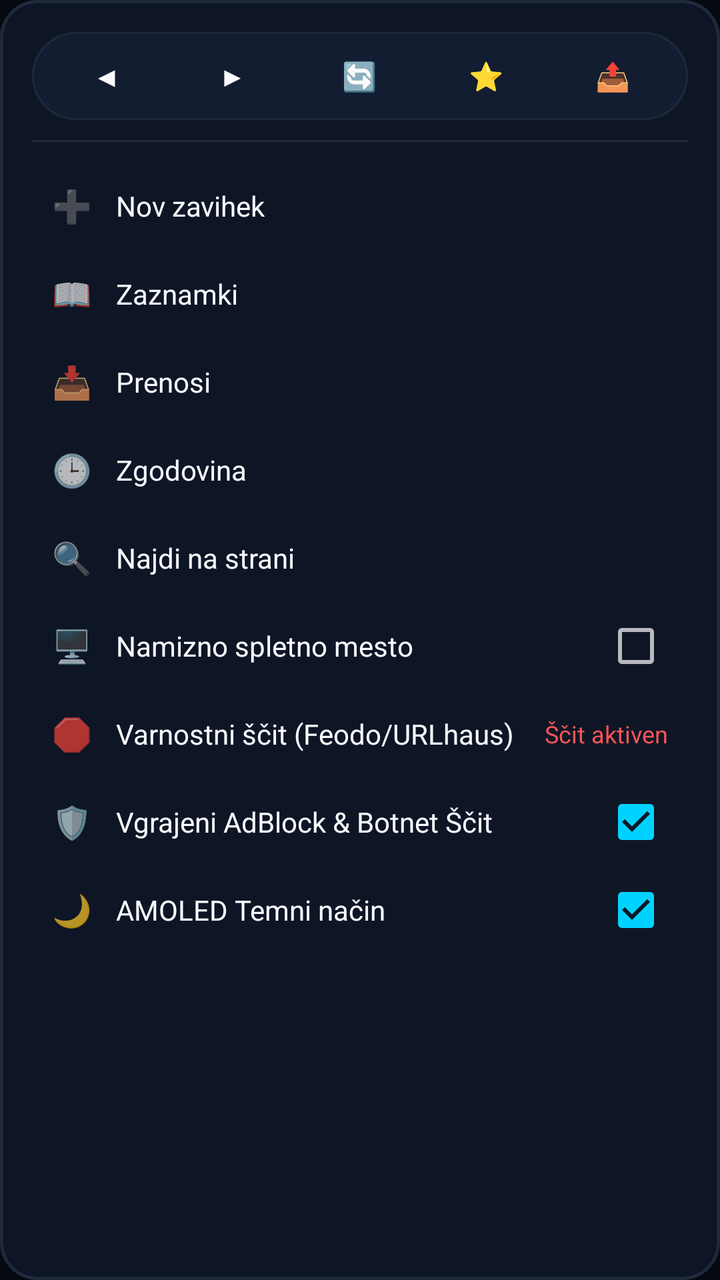
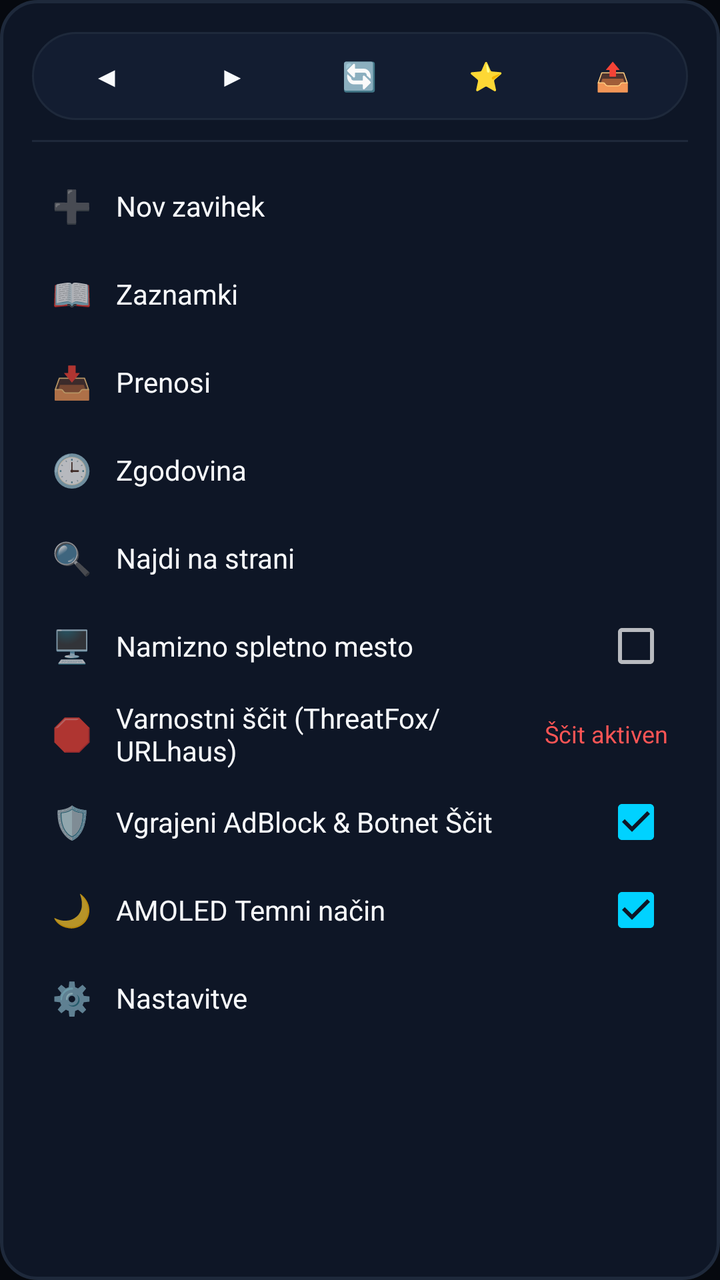

The first picture is an Android layout as it rendered before a commit; the second is the same layout after the commit. The layout source and the unified diff follow.
<!-- AndroidManifest.xml: application theme AppTheme -->
<!-- res/layout/dialog_mobile_menu.xml -->
<?xml version="1.0" encoding="utf-8"?>
<LinearLayout xmlns:android="http://schemas.android.com/apk/res/android"
    android:layout_width="match_parent"
    android:layout_height="wrap_content"
    android:background="@drawable/bg_mobile_menu_dialog"
    android:orientation="vertical"
    android:padding="16dp">

    
    <LinearLayout
        android:layout_width="match_parent"
        android:layout_height="44dp"
        android:background="@drawable/bg_mobile_omnibox"
        android:gravity="center_vertical"
        android:orientation="horizontal"
        android:paddingHorizontal="6dp">

        <Button
            android:id="@+id/menuBtnBack"
            android:layout_width="0dp"
            android:layout_height="36dp"
            android:layout_weight="1"
            android:background="@drawable/bg_mobile_icon_button"
            android:text="◀"
            android:textColor="@color/text_primary"
            android:textSize="14sp" />

        <Button
            android:id="@+id/menuBtnForward"
            android:layout_width="0dp"
            android:layout_height="36dp"
            android:layout_weight="1"
            android:background="@drawable/bg_mobile_icon_button"
            android:text="▶"
            android:textColor="@color/text_primary"
            android:textSize="14sp" />

        <Button
            android:id="@+id/menuBtnReload"
            android:layout_width="0dp"
            android:layout_height="36dp"
            android:layout_weight="1"
            android:background="@drawable/bg_mobile_icon_button"
            android:text="🔄"
            android:textColor="@color/text_primary"
            android:textSize="14sp" />

        <Button
            android:id="@+id/menuBtnStar"
            android:layout_width="0dp"
            android:layout_height="36dp"
            android:layout_weight="1"
            android:background="@drawable/bg_mobile_icon_button"
            android:text="⭐"
            android:textColor="@color/accent_cyan"
            android:textSize="14sp" />

        <Button
            android:id="@+id/menuBtnShare"
            android:layout_width="0dp"
            android:layout_height="36dp"
            android:layout_weight="1"
            android:background="@drawable/bg_mobile_icon_button"
            android:text="📤"
            android:textColor="@color/text_primary"
            android:textSize="14sp" />
    </LinearLayout>

    <View
        android:layout_width="match_parent"
        android:layout_height="1dp"
        android:layout_marginVertical="10dp"
        android:background="@color/border_omnibox" />

    
    <ScrollView
        android:layout_width="match_parent"
        android:layout_height="wrap_content"
        android:maxHeight="380dp">

        <LinearLayout
            android:layout_width="match_parent"
            android:layout_height="wrap_content"
            android:orientation="vertical">

            
            <LinearLayout
                android:id="@+id/rowMenuNewTab"
                android:layout_width="match_parent"
                android:layout_height="44dp"
                android:background="@drawable/bg_mobile_icon_button"
                android:gravity="center_vertical"
                android:orientation="horizontal"
                android:paddingHorizontal="10dp">
                <TextView android:layout_width="wrap_content" android:layout_height="wrap_content" android:text="➕" android:textSize="16sp" />
                <TextView android:layout_width="0dp" android:layout_height="wrap_content" android:layout_weight="1" android:layout_marginStart="12dp" android:text="@string/menu_new_tab" android:textColor="@color/text_primary" android:textSize="14sp" />
            </LinearLayout>

            
            <LinearLayout
                android:id="@+id/rowMenuBookmarks"
                android:layout_width="match_parent"
                android:layout_height="44dp"
                android:background="@drawable/bg_mobile_icon_button"
                android:gravity="center_vertical"
                android:orientation="horizontal"
                android:paddingHorizontal="10dp">
                <TextView android:layout_width="wrap_content" android:layout_height="wrap_content" android:text="📖" android:textSize="16sp" />
                <TextView android:layout_width="0dp" android:layout_height="wrap_content" android:layout_weight="1" android:layout_marginStart="12dp" android:text="@string/menu_bookmarks" android:textColor="@color/text_primary" android:textSize="14sp" />
            </LinearLayout>

            
            <LinearLayout
                android:id="@+id/rowMenuDownloads"
                android:layout_width="match_parent"
                android:layout_height="44dp"
                android:background="@drawable/bg_mobile_icon_button"
                android:gravity="center_vertical"
                android:orientation="horizontal"
                android:paddingHorizontal="10dp">
                <TextView android:layout_width="wrap_content" android:layout_height="wrap_content" android:text="📥" android:textSize="16sp" />
                <TextView android:layout_width="0dp" android:layout_height="wrap_content" android:layout_weight="1" android:layout_marginStart="12dp" android:text="@string/menu_downloads" android:textColor="@color/text_primary" android:textSize="14sp" />
            </LinearLayout>

            
            <LinearLayout
                android:id="@+id/rowMenuHistory"
                android:layout_width="match_parent"
                android:layout_height="44dp"
                android:background="@drawable/bg_mobile_icon_button"
                android:gravity="center_vertical"
                android:orientation="horizontal"
                android:paddingHorizontal="10dp">
                <TextView android:layout_width="wrap_content" android:layout_height="wrap_content" android:text="🕒" android:textSize="16sp" />
                <TextView android:layout_width="0dp" android:layout_height="wrap_content" android:layout_weight="1" android:layout_marginStart="12dp" android:text="@string/menu_history" android:textColor="@color/text_primary" android:textSize="14sp" />
            </LinearLayout>

            
            <LinearLayout
                android:id="@+id/rowMenuFindInPage"
                android:layout_width="match_parent"
                android:layout_height="44dp"
                android:background="@drawable/bg_mobile_icon_button"
                android:gravity="center_vertical"
                android:orientation="horizontal"
                android:paddingHorizontal="10dp">
                <TextView android:layout_width="wrap_content" android:layout_height="wrap_content" android:text="🔍" android:textSize="16sp" />
                <TextView android:layout_width="0dp" android:layout_height="wrap_content" android:layout_weight="1" android:layout_marginStart="12dp" android:text="@string/menu_find_in_page" android:textColor="@color/text_primary" android:textSize="14sp" />
            </LinearLayout>

            
            <LinearLayout
                android:id="@+id/rowMenuDesktopSite"
                android:layout_width="match_parent"
                android:layout_height="44dp"
                android:background="@drawable/bg_mobile_icon_button"
                android:gravity="center_vertical"
                android:orientation="horizontal"
                android:paddingHorizontal="10dp">
                <TextView android:layout_width="wrap_content" android:layout_height="wrap_content" android:text="🖥️" android:textSize="16sp" />
                <TextView android:layout_width="0dp" android:layout_height="wrap_content" android:layout_weight="1" android:layout_marginStart="12dp" android:text="@string/menu_desktop_site" android:textColor="@color/text_primary" android:textSize="14sp" />
                <CheckBox android:id="@+id/cbDesktopSite" android:layout_width="wrap_content" android:layout_height="wrap_content" android:clickable="false" />
            </LinearLayout>

            
            <LinearLayout
                android:id="@+id/rowMenuThreatStats"
                android:layout_width="match_parent"
                android:layout_height="44dp"
                android:background="@drawable/bg_mobile_icon_button"
                android:gravity="center_vertical"
                android:orientation="horizontal"
                android:paddingHorizontal="10dp">
                <TextView android:layout_width="wrap_content" android:layout_height="wrap_content" android:text="🛑" android:textSize="16sp" />
                <TextView android:layout_width="0dp" android:layout_height="wrap_content" android:layout_weight="1" android:layout_marginStart="12dp" android:text="@string/menu_threat_stats" android:textColor="@color/text_primary" android:textSize="14sp" />
                <TextView android:id="@+id/tvThreatCountBadge" android:layout_width="wrap_content" android:layout_height="wrap_content" android:textColor="#ff5555" android:textSize="12sp" android:text="Ščit aktiven" />
            </LinearLayout>

            
            <LinearLayout
                android:id="@+id/rowMenuAdBlock"
                android:layout_width="match_parent"
                android:layout_height="44dp"
                android:background="@drawable/bg_mobile_icon_button"
                android:gravity="center_vertical"
                android:orientation="horizontal"
                android:paddingHorizontal="10dp">
                <TextView android:layout_width="wrap_content" android:layout_height="wrap_content" android:text="🛡️" android:textSize="16sp" />
                <TextView android:layout_width="0dp" android:layout_height="wrap_content" android:layout_weight="1" android:layout_marginStart="12dp" android:text="@string/menu_adblock" android:textColor="@color/text_primary" android:textSize="14sp" />
                <CheckBox android:id="@+id/cbAdBlock" android:layout_width="wrap_content" android:layout_height="wrap_content" android:checked="true" android:clickable="false" />
            </LinearLayout>

            
            <LinearLayout
                android:id="@+id/rowMenuDarkMode"
                android:layout_width="match_parent"
                android:layout_height="44dp"
                android:background="@drawable/bg_mobile_icon_button"
                android:gravity="center_vertical"
                android:orientation="horizontal"
                android:paddingHorizontal="10dp">
                <TextView android:layout_width="wrap_content" android:layout_height="wrap_content" android:text="🌙" android:textSize="16sp" />
                <TextView android:layout_width="0dp" android:layout_height="wrap_content" android:layout_weight="1" android:layout_marginStart="12dp" android:text="@string/menu_dark_mode" android:textColor="@color/text_primary" android:textSize="14sp" />
                <CheckBox android:id="@+id/cbDarkMode" android:layout_width="wrap_content" android:layout_height="wrap_content" android:checked="true" android:clickable="false" />
            </LinearLayout>

        </LinearLayout>
    </ScrollView>
</LinearLayout>
<!-- resources referenced by this layout -->
<resources>
  <color name="accent_cyan">#00D2FF</color>
  <color name="border_omnibox">#1E293B</color>
  <color name="text_primary">#F8FAFC</color>
  <!-- drawable bg_mobile_icon_button (drawable) -->
  <?xml version="1.0" encoding="utf-8"?>
  <ripple xmlns:android="http://schemas.android.com/apk/res/android"
      android:color="@color/ripple_color">
      <item>
          <selector>
              <item android:state_pressed="true">
                  <shape android:shape="oval">
                      <solid android:color="@color/bg_secondary" />
                  </shape>
              </item>
              <item>
                  <shape android:shape="oval">
                      <solid android:color="@android:color/transparent" />
                  </shape>
              </item>
          </selector>
      </item>
  </ripple>
  <!-- drawable bg_mobile_menu_dialog (drawable) -->
  <?xml version="1.0" encoding="utf-8"?>
  <shape xmlns:android="http://schemas.android.com/apk/res/android"
      android:shape="rectangle">
      <solid android:color="@color/bg_secondary" />
      <stroke android:width="1.5dp" android:color="@color/border_omnibox" />
      <corners android:radius="18dp" />
  </shape>
  <!-- drawable bg_mobile_omnibox (drawable) -->
  <?xml version="1.0" encoding="utf-8"?>
  <selector xmlns:android="http://schemas.android.com/apk/res/android">
      <item android:state_focused="true">
          <shape android:shape="rectangle">
              <solid android:color="@color/bg_omnibox_focus" />
              <stroke android:width="2dp" android:color="@color/border_omnibox_focus" />
              <corners android:radius="24dp" />
          </shape>
      </item>
      <item>
          <shape android:shape="rectangle">
              <solid android:color="@color/bg_omnibox" />
              <stroke android:width="1dp" android:color="@color/border_omnibox" />
              <corners android:radius="24dp" />
          </shape>
      </item>
  </selector>
  <string name="menu_adblock">Vgrajeni AdBlock &amp; Botnet Ščit</string>
  <string name="menu_bookmarks">Zaznamki</string>
  <string name="menu_dark_mode">AMOLED Temni način</string>
  <string name="menu_desktop_site">Namizno spletno mesto</string>
  <string name="menu_downloads">Prenosi</string>
  <string name="menu_find_in_page">Najdi na strani</string>
  <string name="menu_history">Zgodovina</string>
  <string name="menu_new_tab">Nov zavihek</string>
  <string name="menu_threat_stats">Varnostni ščit (Feodo/URLhaus)</string>
  <style name="AppTheme" parent="@android:style/Theme.Material.NoActionBar">
          <item name="android:windowBackground">@color/bg_primary</item>
          <item name="android:colorBackground">@color/bg_primary</item>
          <item name="android:colorPrimary">@color/bg_primary</item>
          <item name="android:colorPrimaryDark">@color/bg_pure_black</item>
          <item name="android:colorAccent">@color/accent_cyan</item>
          <item name="android:statusBarColor">@color/bg_primary</item>
          <item name="android:navigationBarColor">@color/bg_pure_black</item>
          <item name="android:windowLightStatusBar">false</item>
          <item name="android:windowLightNavigationBar">false</item>
      </style>
  <color name="ripple_color">#2600D2FF</color>
  <color name="bg_secondary">#0E1626</color>
  <color name="bg_omnibox_focus">#182640</color>
  <color name="border_omnibox_focus">#00D2FF</color>
  <color name="bg_omnibox">#131D31</color>
  <color name="bg_primary">#06090F</color>
  <color name="bg_pure_black">#000000</color>
</resources>

<!-- the commit's change to res/layout/dialog_mobile_menu.xml (unified diff, before → after) -->
@@ -204,6 +204,19 @@
                 <CheckBox android:id="@+id/cbDarkMode" android:layout_width="wrap_content" android:layout_height="wrap_content" android:checked="true" android:clickable="false" />
             </LinearLayout>
 
+            
+            <LinearLayout
+                android:id="@+id/rowMenuSettings"
+                android:layout_width="match_parent"
+                android:layout_height="44dp"
+                android:background="@drawable/bg_mobile_icon_button"
+                android:gravity="center_vertical"
+                android:orientation="horizontal"
+                android:paddingHorizontal="10dp">
+                <TextView android:layout_width="wrap_content" android:layout_height="wrap_content" android:text="⚙️" android:textSize="16sp" />
+                <TextView android:layout_width="0dp" android:layout_height="wrap_content" android:layout_weight="1" android:layout_marginStart="12dp" android:text="@string/menu_settings" android:textColor="@color/text_primary" android:textSize="14sp" />
+            </LinearLayout>
+
         </LinearLayout>
     </ScrollView>
 </LinearLayout>
<!-- resource entries referenced after the edit -->
@@ -56,7 +56,8 @@
   <string name="menu_find_in_page">Najdi na strani</string>
   <string name="menu_history">Zgodovina</string>
   <string name="menu_new_tab">Nov zavihek</string>
-  <string name="menu_threat_stats">Varnostni ščit (Feodo/URLhaus)</string>
+  <string name="menu_settings">Nastavitve</string>
+  <string name="menu_threat_stats">Varnostni ščit (ThreatFox/URLhaus)</string>
   <style name="AppTheme" parent="@android:style/Theme.Material.NoActionBar">
           <item name="android:windowBackground">@color/bg_primary</item>
           <item name="android:colorBackground">@color/bg_primary</item>
